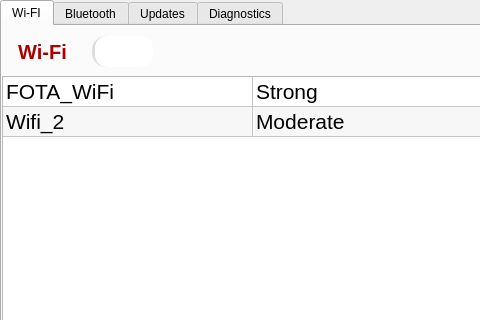
Qt form RPI/GUI/UI/Settings.ui (YehiaEhab16/FOTA_Graduation-Project-2022) before a commit; both pictures show x 0 to 480 and y 0 to 320 of the 800 by 480 pixel window.
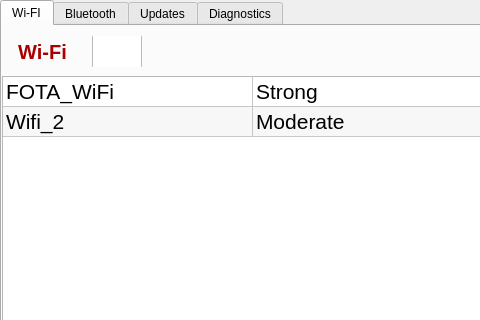
The same form after that commit. Icons and pictures are not drawn.

Commit message: Modified Guide and Settings UI

```diff
--- a/RPI/GUI/UI/Settings.ui
+++ b/RPI/GUI/UI/Settings.ui
@@ -1303,43 +1303,34 @@
      </rect>
     </property>
     <property name="styleSheet">
-     <string notr="true">QCheckBox {
-	border-radius: 14px;
-	background-color: #ddd;
-	transition: background-color 0.09s ease-in-out;
-	position: relative;
+     <string notr="true">QCheckBox::indicator{
+	width: 50px;
+	height: 50px;
 }
-QCheckBox:checked 
-{
-	background-color: #3af;
+
+QCheckBox::indicator:unchecked {
+	image: url(:/images/switch_off.png);
 }
-QCheckBox::indicator:unchecked{
-	content: ' ';
-	width: 1.5em;
-	height: 1.5em;
-	background-color: white;
-	border-radius: 12px;
-	position: absolute;
-	trasform: scale(0.7);
-	left: 3;
-	transition: left 0.09s ease-in-out;
-}
 
-QCheckBox::indicator:checked{
-	content: ' ';
-	width: 1.5em;
-	height: 1.5em;
-	background-color: white;
-	border-radius: 12px;
-	position: absolute;
-	trasform: scale(0.7);
-	left: 32;
-	transition: left 0.09s ease-in-out;
+QCheckBox::indicator:checked {
+    image: url(:/images/switch_on.png);
 }</string>
     </property>
     <property name="text">
      <string/>
     </property>
+    <property name="iconSize">
+     <size>
+      <width>50</width>
+      <height>50</height>
+     </size>
+    </property>
+    <property name="checked">
+     <bool>false</bool>
+    </property>
+    <property name="tristate">
+     <bool>false</bool>
+    </property>
    </widget>
    <widget class="QLabel" name="label">
     <property name="geometry">
```
Left out of the diff: 125 changed lines with no effect on the pictures. The commit also changes 7 other files.
